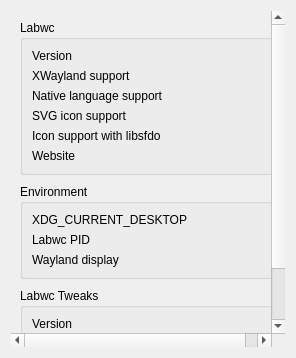
Old version of the form src/about.ui in the repository labwc/labwc-tweaks.
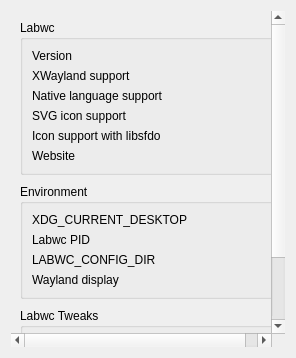
New version of the form.

Commit message: Expose also LABWC_CONFIG_DIR

Diff of the .ui file:
```diff
--- a/src/about.ui
+++ b/src/about.ui
@@ -127,13 +127,27 @@
        </widget>
       </item>
       <item row="2" column="1">
-       <widget class="QLabel" name="displayValue">
+       <widget class="QLabel" name="configdirValue">
         <property name="text">
          <string/>
         </property>
        </widget>
       </item>
       <item row="2" column="0">
+       <widget class="QLabel" name="configdirCaption">
+        <property name="text">
+         <string notr="true">LABWC_CONFIG_DIR</string>
+        </property>
+       </widget>
+      </item>
+      <item row="3" column="1">
+       <widget class="QLabel" name="displayValue">
+        <property name="text">
+         <string/>
+        </property>
+       </widget>
+      </item>
+      <item row="3" column="0">
        <widget class="QLabel" name="displayCaption">
         <property name="text">
          <string notr="true">Wayland display</string>
```
Left out of the diff: 42 changed lines with no effect on the pictures. The commit also changes 2 other files.
